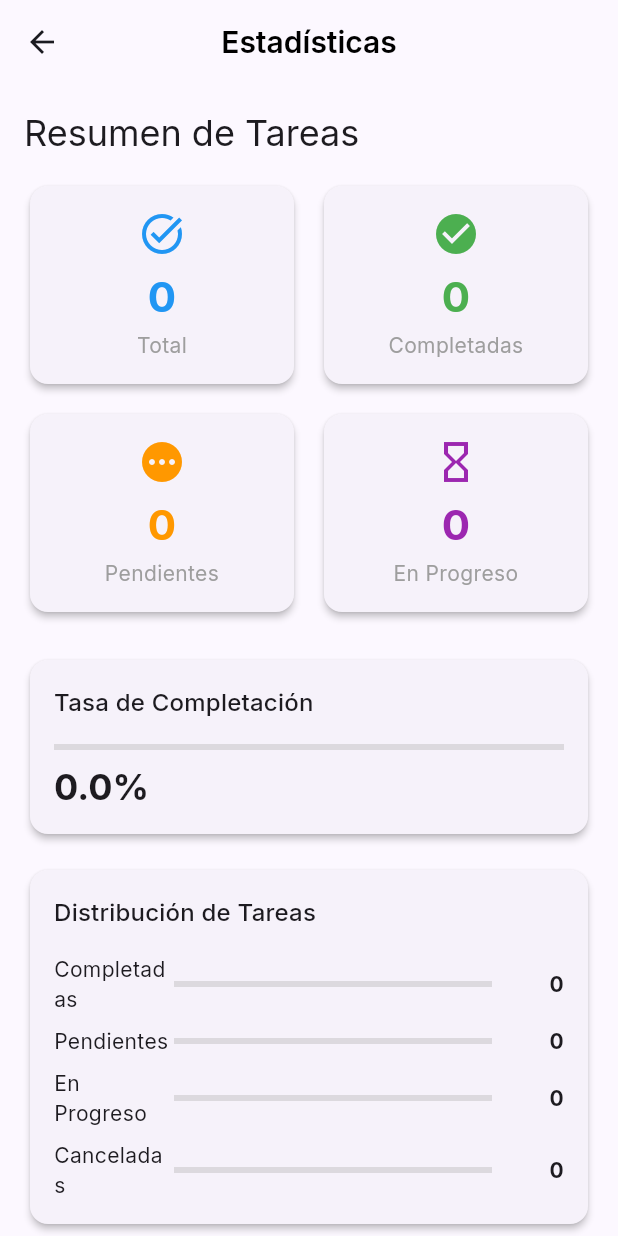
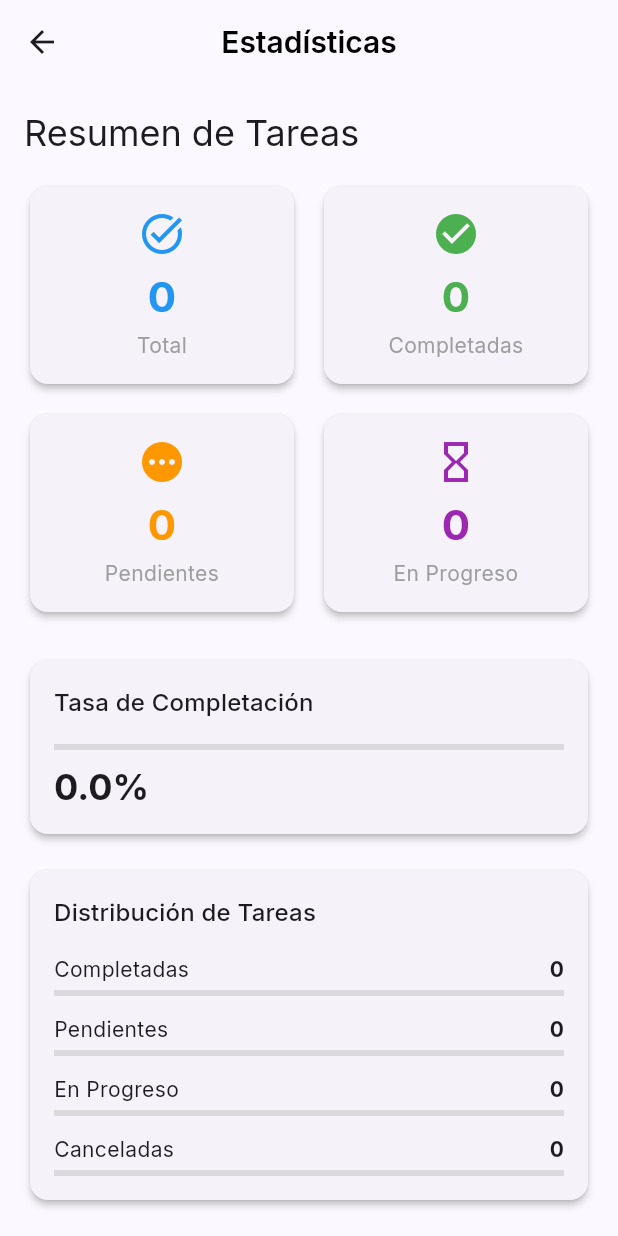
Before and after one commit to sooyvilla/to_do_abstracta_app, a Flutter app: the StatisticsPage screen opened directly, on a phone screen of 412 x 824 dp. Run offline on Flutter 3.47's test engine with Material 3 defaults, Android fonts, the phone set to English and light mode, and no system bars; our stand-ins replace equatable, flutter_platform_widgets, flutter_riverpod, flutter_staggered_animations, google_fonts, hive and 1 more; accounts and stored records are empty.

Commit message:
feature: Modificacion en widget para mostrar distribucion de tareas

```diff
--- a/lib/presentation/widgets/statistics_widget.dart
+++ b/lib/presentation/widgets/statistics_widget.dart
@@ -7,11 +7,34 @@ import 'package:to_do_abstracta_app/presentation/providers/task_providers.dart';
 /// Presenta métricas como total de tareas, tareas completadas,
 /// pendientes, en progreso y canceladas. Incluye una barra de
 /// progreso para la tasa de completación y gráficos visuales.
-class StatisticsWidget extends ConsumerWidget {
+class StatisticsWidget extends ConsumerStatefulWidget {
   const StatisticsWidget({super.key});
 
   @override
-  Widget build(BuildContext context, WidgetRef ref) {
+  ConsumerState<StatisticsWidget> createState() => _StatisticsWidgetState();
+}
+
+class _StatisticsWidgetState extends ConsumerState<StatisticsWidget>
+    with WidgetsBindingObserver {
+  @override
+  void initState() {
+    super.initState();
+    WidgetsBinding.instance.addObserver(this);
+    WidgetsBinding.instance.addPostFrameCallback((_) {
+      ref.invalidate(taskStatisticsProvider);
+    });
+  }
+
+  @override
+  void didChangeAppLifecycleState(AppLifecycleState state) {
+    super.didChangeAppLifecycleState(state);
+    if (state == AppLifecycleState.resumed) {
+      ref.invalidate(taskStatisticsProvider);
+    }
+  }
+
+  @override
+  Widget build(BuildContext context) {
     final statisticsAsync = ref.watch(taskStatisticsProvider);
 
     return statisticsAsync.when(
@@ -126,7 +149,7 @@ class StatisticsWidget extends ConsumerWidget {
                       statistics.total,
                       Colors.green,
                     ),
-                    const SizedBox(height: 8),
+                    const SizedBox(height: 12),
                     _buildDistributionBar(
                       context,
                       'Pendientes',
@@ -134,7 +157,7 @@ class StatisticsWidget extends ConsumerWidget {
                       statistics.total,
                       Colors.orange,
                     ),
-                    const SizedBox(height: 8),
+                    const SizedBox(height: 12),
                     _buildDistributionBar(
                       context,
                       'En Progreso',
@@ -142,7 +165,7 @@ class StatisticsWidget extends ConsumerWidget {
                       statistics.total,
                       Colors.purple,
                     ),
-                    const SizedBox(height: 8),
+                    const SizedBox(height: 12),
                     _buildDistributionBar(
                       context,
                       'Canceladas',
@@ -234,32 +257,29 @@ class StatisticsWidget extends ConsumerWidget {
   ) {
     final percentage = total > 0 ? count / total : 0.0;
 
-    return Row(
+    return Column(
+      crossAxisAlignment: CrossAxisAlignment.start,
       children: [
-        SizedBox(
-          width: 80,
-          child: Text(
+        Row(
+          mainAxisAlignment: MainAxisAlignment.spaceBetween,
+          children: [
+            Text(
               label,
               style: Theme.of(context).textTheme.bodyMedium,
             ),
-        ),
-        Expanded(
-          child: LinearProgressIndicator(
-            value: percentage,
-            backgroundColor: Colors.grey.withValues(alpha: 0.3),
-            valueColor: AlwaysStoppedAnimation<Color>(color),
-          ),
-        ),
-        const SizedBox(width: 8),
-        SizedBox(
-          width: 40,
-          child: Text(
+            Text(
               count.toString(),
               style: Theme.of(context).textTheme.bodyMedium?.copyWith(
                     fontWeight: FontWeight.bold,
                   ),
-            textAlign: TextAlign.end,
             ),
+          ],
+        ),
+        const SizedBox(height: 4),
+        LinearProgressIndicator(
+          value: percentage,
+          backgroundColor: Colors.grey.withValues(alpha: 0.3),
+          valueColor: AlwaysStoppedAnimation<Color>(color),
         ),
       ],
     );
```
Lines whose indentation alone changed are shown as unchanged.
